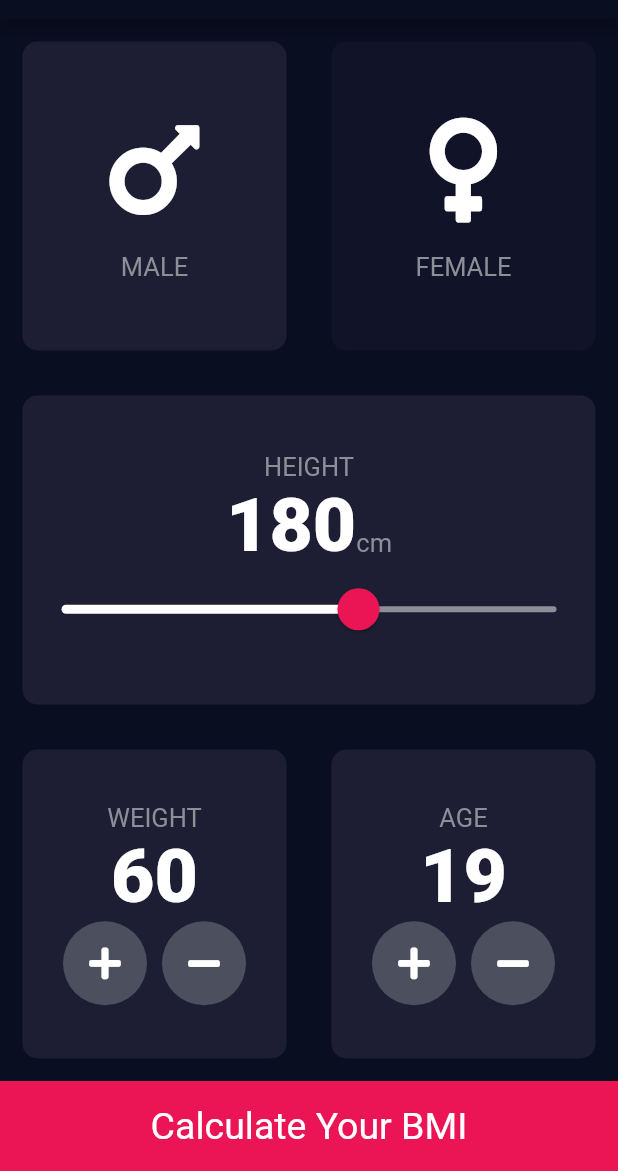
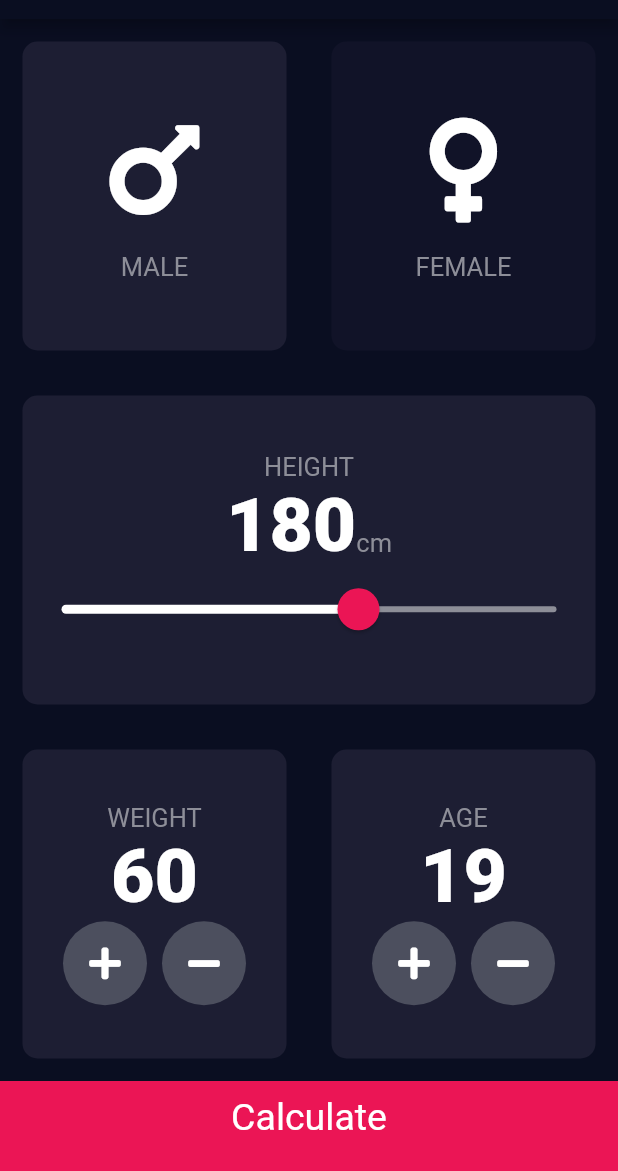
Before and after one commit to iabhiyaan/bmi_calculator, a Flutter app: the screen it shows after launch, on a phone screen of 412 x 824 dp, the part 65-1236 px from its top. Run offline on Flutter 3.47's test engine with Material 2 defaults, Android fonts, the phone set to English and light mode, and no system bars; our stand-ins replace font_awesome_flutter.

Commit message:
App finished

```diff
--- /dev/null
+++ b/lib/components/bottom_button.dart
@@ -0,0 +1,26 @@
+import 'package:flutter/material.dart';
+
+import '../util.dart';
+
+class BottomButton extends StatelessWidget {
+  final Function onTap;
+  final String label;
+
+  BottomButton({@required this.onTap, @required this.label});
+
+  @override
+  Widget build(BuildContext context) {
+    return GestureDetector(
+      onTap: onTap,
+      child: Container(
+        padding: EdgeInsets.only(bottom: 12.0),
+        child: Center(
+          child: Text(label, style: TextStyle(fontSize: 25.0)),
+        ),
+        width: double.infinity,
+        color: bottomContainerColor,
+        height: bottomContainerHeight,
+      ),
+    );
+  }
+}
--- a/lib/icon_content.dart
+++ b/lib/components/icon_content.dart
@@ -1,6 +1,6 @@
 import 'package:flutter/material.dart';
 
-import './util.dart';
+import '../util.dart';
 
 class IconContent extends StatelessWidget {
   IconContent({this.icon, this.label});
--- a/lib/round_icon_button.dart
+++ b/lib/components/round_icon_button.dart
@@ -1,5 +1,5 @@
 import 'package:flutter/material.dart';
-import './util.dart';
+import '../util.dart';
 
 class RoundIconButton extends StatelessWidget {
   final IconData icon;
--- a/lib/main.dart
+++ b/lib/main.dart
@@ -1,5 +1,7 @@
 import 'package:flutter/material.dart';
-import './inputPage.dart';
+
+import './pages/inputPage.dart';
+import './pages/result_page.dart';
 
 void main() => runApp(BMICalculator());
 
@@ -7,12 +9,15 @@ class BMICalculator extends StatelessWidget {
   @override
   Widget build(BuildContext context) {
     return MaterialApp(
-      debugShowCheckedModeBanner: false,
-      theme: ThemeData.dark().copyWith(
-        primaryColor: Color(0xFF0A0E21),
-        scaffoldBackgroundColor: Color(0xFF0A0E21),
-      ),
-      home: InputPage(),
-    );
+        debugShowCheckedModeBanner: false,
+        theme: ThemeData.dark().copyWith(
+          primaryColor: Color(0xFF0A0E21),
+          scaffoldBackgroundColor: Color(0xFF0A0E21),
+        ),
+        initialRoute: '/',
+        routes: {
+          '/': (context) => InputPage(),
+          '/result': (context) => ResultPage(),
+        });
   }
 }
--- a/lib/inputPage.dart
+++ b/lib/pages/inputPage.dart
@@ -1,10 +1,14 @@
 import 'package:flutter/material.dart';
 import 'package:font_awesome_flutter/font_awesome_flutter.dart';
 
-import './icon_content.dart';
-import './card_widget.dart';
-import './util.dart';
-import './round_icon_button.dart';
+import '../components/icon_content.dart';
+import '../components/card_widget.dart';
+import '../components/round_icon_button.dart';
+import '../components/bottom_button.dart';
+import '../pages/result_page.dart';
+
+import '../util.dart';
+import '../helpers.dart';
 
 enum Gender { male, female }
 
@@ -192,16 +196,22 @@ class _InputPageState extends State<InputPage> {
               ],
             ),
           ),
-          Container(
-            child: Row(
-              mainAxisAlignment: MainAxisAlignment.center,
-              children: <Widget>[
-                Text('Calculate Your BMI', style: TextStyle(fontSize: 25.0))
-              ],
-            ),
-            width: double.infinity,
-            color: bottomContainerColor,
-            height: bottomContainerHeight,
+          BottomButton(
+            label: 'Calculate',
+            onTap: () {
+              BMICalculator calc =
+                  BMICalculator(height: height, weight: weight);
+              Navigator.push(
+                context,
+                MaterialPageRoute(
+                  builder: (context) => ResultPage(
+                    bmiResult: calc.calculateBMI(),
+                    resultText: calc.getResult(),
+                    interpretation: calc.getInterpretation(),
+                  ),
+                ),
+              );
+            },
           ),
         ],
       ),
```
Also changed, not shown: lib/helpers.dart (added, +34 -0 lines), lib/pages/result_page.dart (added, +68 -0 lines), lib/components/card_widget.dart (renamed from lib/card_widget.dart).
